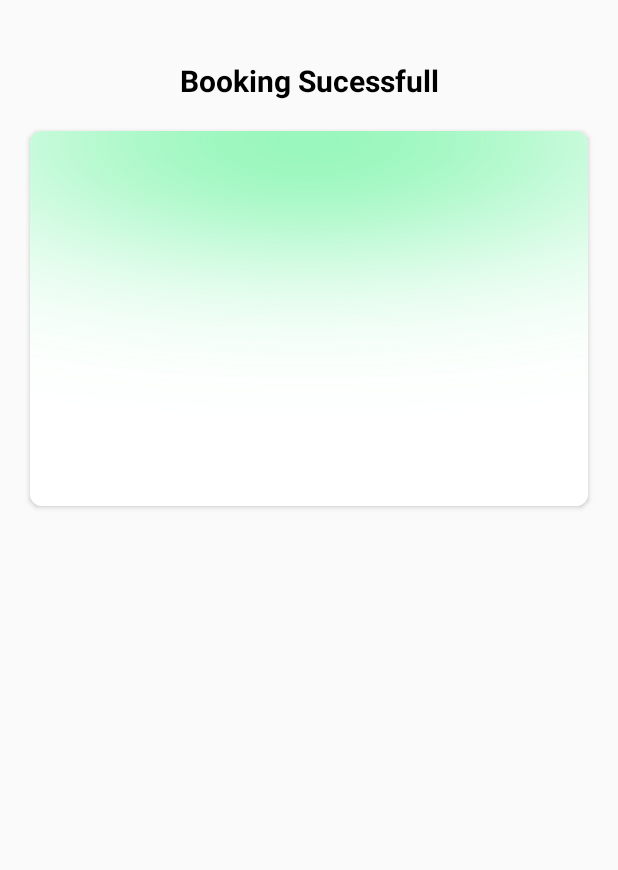
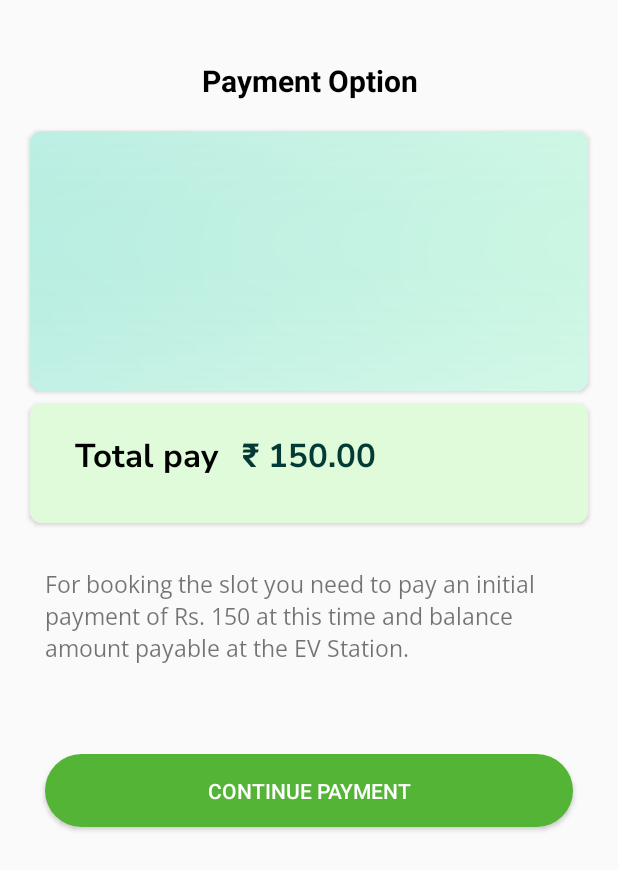
Before and after one commit to prejin2310/Ev-Charging-App, an Android app: the BookingConfirm screen opened directly, with no data from a screen before it, on a phone screen of 412 x 824 dp. Shown: the top 870 px of the screen. Run offline under Robolectric (Android 15) with nearby library versions, the phone set to English and light mode, and no system bars; libraries missing offline, so code that uses them is left out: com.razorpay.

Commit message:
Payment gateway added

```diff
--- a/app/build.gradle
+++ b/app/build.gradle
@@ -46,6 +46,7 @@ dependencies {
     implementation 'androidx.lifecycle:lifecycle-viewmodel-ktx:2.5.1'
     implementation 'com.karumi:dexter:6.2.3'
     implementation 'com.google.firebase:firebase-storage:20.1.0'
+    implementation 'com.razorpay:checkout:1.6.26'
     testImplementation 'junit:junit:4.13.2'
     androidTestImplementation 'androidx.test.ext:junit:1.1.3'
     androidTestImplementation 'androidx.test.espresso:espresso-core:3.4.0'
--- a/app/src/main/java/com/example/evjava/BookingConfirm.java
+++ b/app/src/main/java/com/example/evjava/BookingConfirm.java
@@ -1,26 +1,41 @@
 package com.example.evjava;
 
+import androidx.appcompat.app.AlertDialog;
 import androidx.appcompat.app.AppCompatActivity;
 
 import android.content.Intent;
 import android.os.Bundle;
+import android.util.JsonReader;
+import android.view.View;
+import android.widget.Button;
 import android.widget.TextView;
+import android.widget.Toast;
 
-public class BookingConfirm extends AppCompatActivity {
+import com.razorpay.Checkout;
+import com.razorpay.PaymentResultListener;
+
+import org.json.JSONException;
+import org.json.JSONObject;
+
+public class BookingConfirm extends AppCompatActivity implements PaymentResultListener {
     TextView sta_name,sta_loc,sta_city,sta_date,sta_time;
+    Button payment1;
+    String stloc,sttype,TimePick,currentDate;
+
 
     @Override
     protected void onCreate(Bundle savedInstanceState) {
         super.onCreate(savedInstanceState);
         setContentView(R.layout.activity_booking_confirm);
 
-        Intent in=getIntent();
-        String stationname1= in.getStringExtra("STitle");
-        String stloc=in.getStringExtra("sLoc");
-        String sttype=in.getStringExtra("sType");
-        String stcity=in.getStringExtra("sCity");
-        String time=in.getStringExtra("Time");
-        String date=in.getStringExtra("Date");
+        Intent i1=getIntent();
+        Intent i=getIntent();
+        String stationname1= i.getStringExtra("Name");
+        stloc=i.getStringExtra("Loc");
+        sttype=i.getStringExtra("Type");
+        String stcity=i.getStringExtra("City");
+        TimePick=i1.getStringExtra("Time");
+        currentDate=i1.getStringExtra("Date");
 
         sta_name=findViewById(R.id.sta_name);
         sta_loc=findViewById(R.id.sta_loc);
@@ -31,9 +46,63 @@ public class BookingConfirm extends AppCompatActivity {
         sta_name.setText(stationname1);
         sta_loc.setText(stloc);
         sta_city.setText(stcity);
-        sta_date.setText(date);
-        sta_time.setText(time);
+        sta_date.setText(currentDate);
+        sta_time.setText(TimePick);
+
+
+        payment1=findViewById(R.id.payment1);
+        String sAmount="150";
+        int amount=Math.round(Float.parseFloat(sAmount)*100);
+        payment1.setOnClickListener(new View.OnClickListener() {
+            @Override
+            public void onClick(View view) {
+                //initialize razopay checkout
+                Checkout checkout=new Checkout();
+                //set key id
+                checkout.setKeyID("rzp_test_pD6L1yncumoBjZ");
+                //initialize json object
+                JSONObject object=new JSONObject();
+                try {
+                    object.put("name","User 1");
+                    object.put("description","Test payment");
+                    object.put("theme.color","#FF54B435");
+                    object.put("currency","INR");
+                    object.put("amount",amount);
+                   checkout.open(BookingConfirm.this,object);
+                } catch (JSONException e) {
+                    e.printStackTrace();
+                }
+            }
+        });
 
 
     }
+
+    @Override
+    public void onPaymentSuccess(String s) {
+
+
+
+        //Initialize alert dialog
+        AlertDialog.Builder builder=new AlertDialog.Builder(this);
+        //set title
+        builder.setTitle("Payment Confirmed \n Payment ID");
+        //set message
+        builder.setMessage(s);
+        //show alert dialog
+        builder.show();
+        Intent home=new Intent(BookingConfirm.this,PaymentReceipt.class);
+        home.putExtra("bookid",s);
+        home.putExtra("city",stloc);
+        home.putExtra("type",sttype);
+        home.putExtra("time",TimePick);
+        home.putExtra("date",currentDate);
+        startActivity(home);
+    }
+
+    @Override
+    public void onPaymentError(int i, String s) {
+        Toast.makeText(getApplicationContext(),s, Toast.LENGTH_SHORT).show();
+
+    }
 }
--- a/app/src/main/res/layout/activity_booking_confirm.xml
+++ b/app/src/main/res/layout/activity_booking_confirm.xml
@@ -9,7 +9,7 @@
     <TextView
         android:layout_width="match_parent"
         android:layout_height="wrap_content"
-        android:text="Booking Sucessfull"
+        android:text="Payment Option"
         android:textSize="20dp"
         android:layout_marginTop="40dp"
         android:gravity="center"
@@ -19,7 +19,7 @@
 
     <androidx.cardview.widget.CardView
         android:layout_width="match_parent"
-        android:layout_height="250dp"
+        android:layout_height="173dp"
         android:layout_marginStart="20dp"
         android:layout_marginTop="20dp"
         android:layout_marginEnd="20dp"
@@ -29,7 +29,7 @@
             android:id="@+id/linearLayout1"
             android:layout_width="match_parent"
             android:layout_height="match_parent"
-            android:background="@drawable/bg1"
+            android:background="@drawable/bg2"
             android:orientation="vertical">
 
             <LinearLayout
@@ -108,5 +108,73 @@
 
     </androidx.cardview.widget.CardView>
 
+    <androidx.cardview.widget.CardView
+        android:layout_width="match_parent"
+        android:layout_height="80dp"
+        android:layout_marginStart="20dp"
+        android:layout_marginTop="8dp"
+        android:layout_marginEnd="20dp"
+        app:cardCornerRadius="8dp">
+
+        <LinearLayout
+            android:layout_width="match_parent"
+            android:layout_height="match_parent"
+            android:background="@drawable/bg5"
+            android:orientation="vertical">
+
+            <LinearLayout
+                android:layout_width="match_parent"
+                android:layout_height="wrap_content"
+                android:layout_marginStart="30dp"
+                android:layout_marginTop="20dp"
+                android:layout_marginEnd="30dp"
+                android:orientation="horizontal">
+
+                <LinearLayout
+                    android:layout_width="wrap_content"
+                    android:layout_height="wrap_content"
+                    android:orientation="horizontal">
+
+                    <TextView
+                        android:layout_width="wrap_content"
+                        android:layout_height="wrap_content"
+                        android:text="Total pay"
+                        android:fontFamily="@font/nunito_sans_bold"
+                        android:textColor="#000000"
+                        android:textSize="22sp" />
+                    <TextView
+                        android:layout_width="wrap_content"
+                        android:layout_height="wrap_content"
+                        android:layout_marginStart="15dp"
+                        android:text="₹ 150.00"
+                        android:fontFamily="@font/nunito_sans_bold"
+                        android:textColor="#043A35"
+                        android:textSize="22sp" />
+
+                </LinearLayout>
+            </LinearLayout>
+            </LinearLayout>
+
+    </androidx.cardview.widget.CardView>
+
+    <TextView
+        android:layout_width="match_parent"
+        android:layout_height="wrap_content"
+        android:layout_margin="30dp"
+        android:textSize="15sp"
+        android:fontFamily="@font/open_sans"
+        android:text="For booking the slot you need to pay an initial \npayment of Rs. 150 at this time and balance \namount payable at the EV Station."/>
+
+    <Button
+        android:layout_width="match_parent"
+        android:layout_height="wrap_content"
+        android:gravity="center"
+        android:layout_margin="30dp"
+        android:text="Continue Payment"
+        android:id="@+id/payment1"
+        android:background="@drawable/buttonstyle"
+        android:textColor="@color/white"/>
+
+
 
 </LinearLayout>
```
Also changed, not shown: app/src/main/AndroidManifest.xml (+7 -0 lines), app/src/main/java/com/example/evjava/PaymentReceipt.java (added, +50 -0 lines), app/src/main/java/com/example/evjava/SelectTime.java (+10 -3 lines), app/src/main/res/layout/activity_payment_receipt.xml (added, +255 -0 lines), app/src/main/res/drawable/bg2.png (added), app/src/main/res/drawable/bg5.png (added), app/src/main/res/drawable/hr.png (added), app/src/main/res/drawable/qrcode.png (added), 1 other file.
